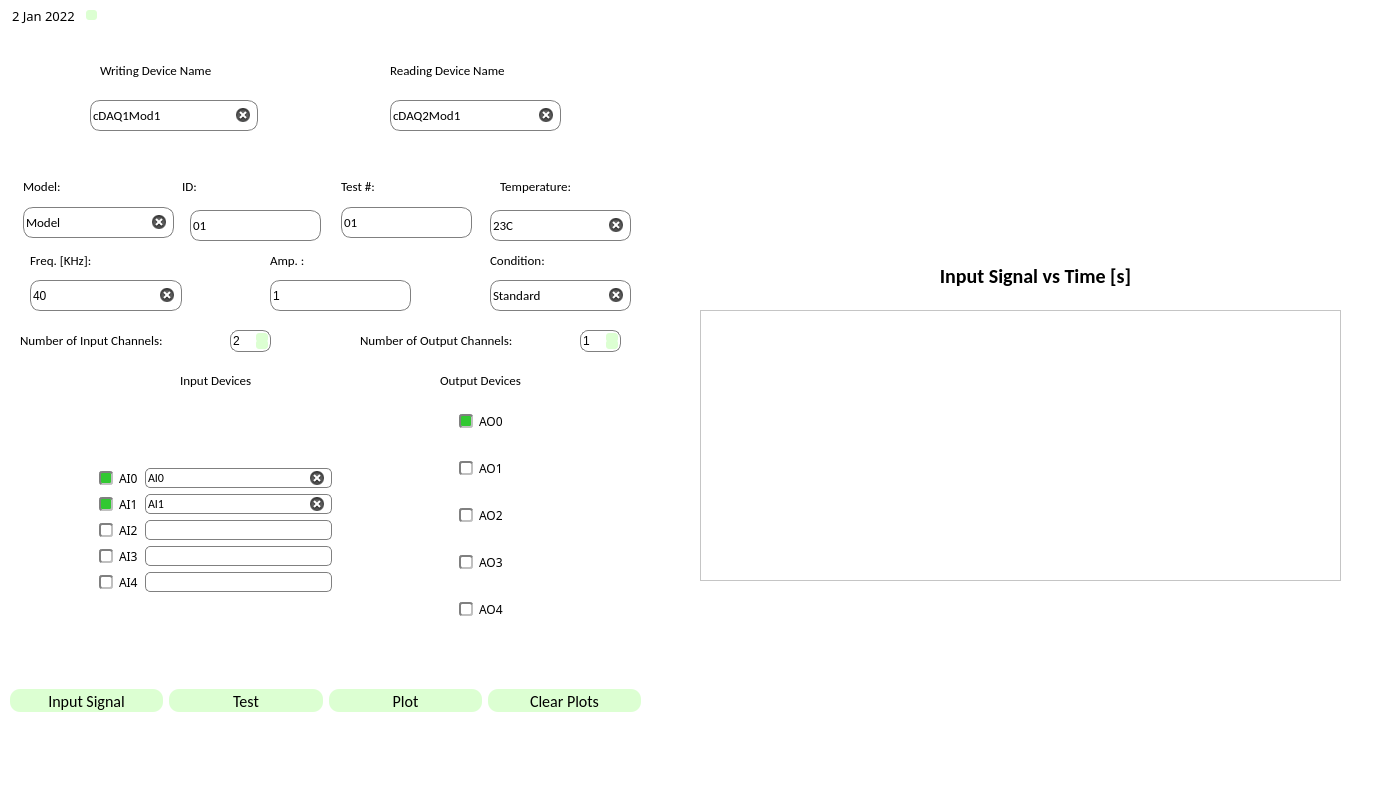
This is GamryNISignalCtrlProject/NIProjectUI.ui in Vast-Horizon/Gamry-NI-Signal-Control as Qt 5 draws it before an edit. The edited form follows.
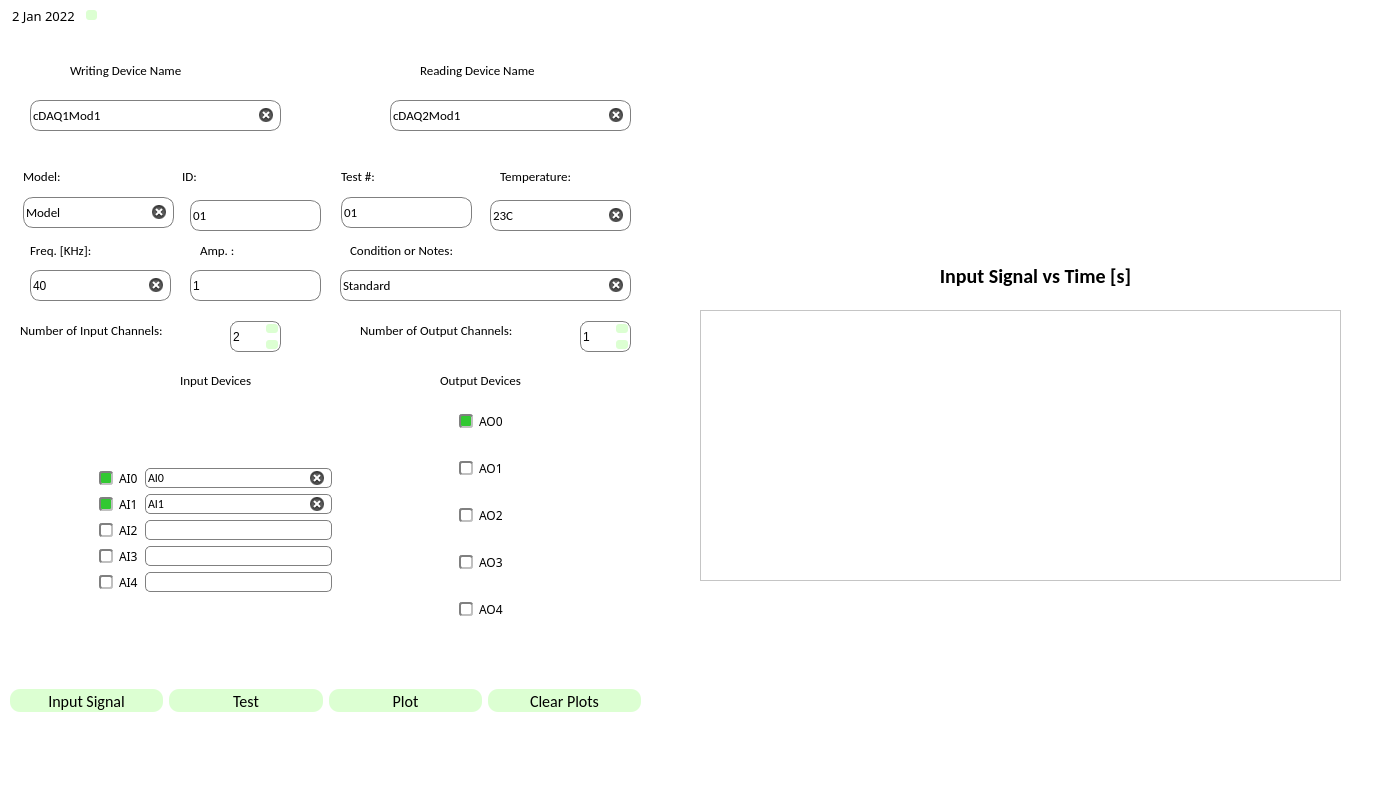
This is the edited form. Icons and pictures are not drawn. Custom widgets are drawn as their Qt base class.

What changed in the file:
```diff
--- a/GamryNISignalCtrlProject/NIProjectUI.ui
+++ b/GamryNISignalCtrlProject/NIProjectUI.ui
@@ -49,7 +49,7 @@
     <property name="geometry">
      <rect>
       <x>23</x>
-      <y>207</y>
+      <y>197</y>
       <width>151</width>
       <height>31</height>
      </rect>
@@ -77,7 +77,7 @@
     <property name="geometry">
      <rect>
       <x>23</x>
-      <y>176</y>
+      <y>166</y>
       <width>50</width>
       <height>21</height>
      </rect>
@@ -118,7 +118,7 @@
     <property name="geometry">
      <rect>
       <x>190</x>
-      <y>210</y>
+      <y>200</y>
       <width>131</width>
       <height>31</height>
      </rect>
@@ -144,7 +144,7 @@
     <property name="geometry">
      <rect>
       <x>182</x>
-      <y>176</y>
+      <y>166</y>
       <width>19</width>
       <height>21</height>
      </rect>
@@ -215,8 +215,8 @@
     <property name="geometry">
      <rect>
       <x>30</x>
-      <y>280</y>
-      <width>152</width>
+      <y>270</y>
+      <width>141</width>
       <height>31</height>
      </rect>
     </property>
@@ -242,7 +242,7 @@
     <property name="geometry">
      <rect>
       <x>30</x>
-      <y>250</y>
+      <y>240</y>
       <width>81</width>
       <height>21</height>
      </rect>
@@ -263,9 +263,9 @@
     </property>
     <property name="geometry">
      <rect>
-      <x>490</x>
-      <y>280</y>
-      <width>141</width>
+      <x>340</x>
+      <y>270</y>
+      <width>291</width>
       <height>31</height>
      </rect>
     </property>
@@ -299,7 +299,7 @@
     <property name="geometry">
      <rect>
       <x>341</x>
-      <y>207</y>
+      <y>197</y>
       <width>131</width>
       <height>31</height>
      </rect>
@@ -325,7 +325,7 @@
     <property name="geometry">
      <rect>
       <x>341</x>
-      <y>176</y>
+      <y>166</y>
       <width>44</width>
       <height>21</height>
      </rect>
@@ -343,9 +343,9 @@
    <widget class="QLabel" name="ConditionLabel">
     <property name="geometry">
      <rect>
-      <x>490</x>
-      <y>250</y>
-      <width>72</width>
+      <x>350</x>
+      <y>240</y>
+      <width>151</width>
       <height>21</height>
      </rect>
     </property>
@@ -356,15 +356,15 @@
      </font>
     </property>
     <property name="text">
-     <string>Condition:</string>
+     <string>Condition or Notes:</string>
     </property>
    </widget>
    <widget class="QLineEdit" name="ampInput">
     <property name="geometry">
      <rect>
-      <x>270</x>
-      <y>280</y>
-      <width>141</width>
+      <x>190</x>
+      <y>270</y>
+      <width>131</width>
       <height>31</height>
      </rect>
     </property>
@@ -386,8 +386,8 @@
    <widget class="QLabel" name="ampLabel">
     <property name="geometry">
      <rect>
-      <x>270</x>
-      <y>250</y>
+      <x>200</x>
+      <y>240</y>
       <width>51</width>
       <height>20</height>
      </rect>
@@ -409,7 +409,7 @@
     <property name="geometry">
      <rect>
       <x>490</x>
-      <y>210</y>
+      <y>200</y>
       <width>141</width>
       <height>31</height>
      </rect>
@@ -1008,9 +1008,9 @@
     </property>
     <property name="geometry">
      <rect>
-      <x>90</x>
+      <x>30</x>
       <y>100</y>
-      <width>168</width>
+      <width>251</width>
       <height>31</height>
      </rect>
     </property>
@@ -1036,7 +1036,7 @@
    <widget class="QLabel" name="objNamelabel_2">
     <property name="geometry">
      <rect>
-      <x>100</x>
+      <x>70</x>
       <y>60</y>
       <width>161</width>
       <height>21</height>
@@ -1060,7 +1060,7 @@
      <rect>
       <x>390</x>
       <y>100</y>
-      <width>171</width>
+      <width>241</width>
       <height>31</height>
      </rect>
     </property>
@@ -1086,9 +1086,9 @@
    <widget class="QLabel" name="objNamelabel_3">
     <property name="geometry">
      <rect>
-      <x>390</x>
+      <x>420</x>
       <y>60</y>
-      <width>171</width>
+      <width>161</width>
       <height>21</height>
      </rect>
     </property>
@@ -1240,9 +1240,9 @@
     <property name="geometry">
      <rect>
       <x>580</x>
-      <y>330</y>
-      <width>41</width>
-      <height>22</height>
+      <y>321</y>
+      <width>51</width>
+      <height>31</height>
      </rect>
     </property>
     <property name="font">
@@ -1283,7 +1283,7 @@
     <property name="geometry">
      <rect>
       <x>500</x>
-      <y>176</y>
+      <y>166</y>
       <width>93</width>
       <height>21</height>
      </rect>
@@ -1302,9 +1302,9 @@
     <property name="geometry">
      <rect>
       <x>230</x>
-      <y>330</y>
-      <width>41</width>
-      <height>22</height>
+      <y>321</y>
+      <width>51</width>
+      <height>31</height>
      </rect>
     </property>
     <property name="font">
@@ -1348,7 +1348,7 @@
     <property name="geometry">
      <rect>
       <x>20</x>
-      <y>330</y>
+      <y>320</y>
       <width>201</width>
       <height>21</height>
      </rect>
@@ -1367,7 +1367,7 @@
     <property name="geometry">
      <rect>
       <x>360</x>
-      <y>330</y>
+      <y>320</y>
       <width>211</width>
       <height>21</height>
      </rect>
```
